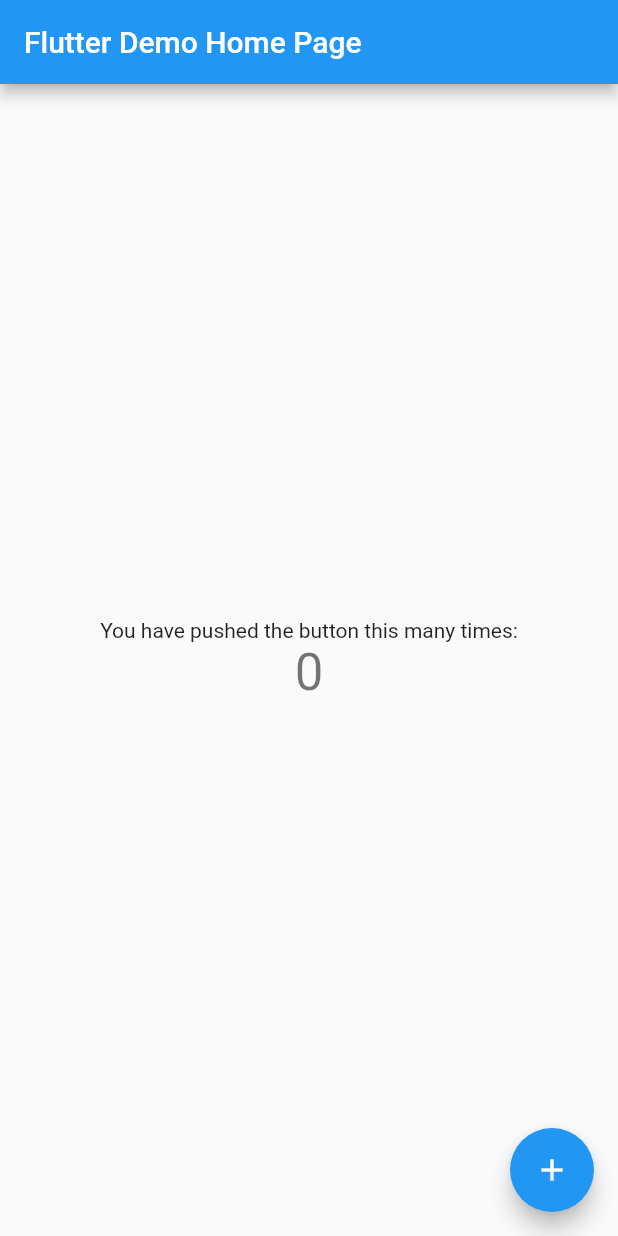
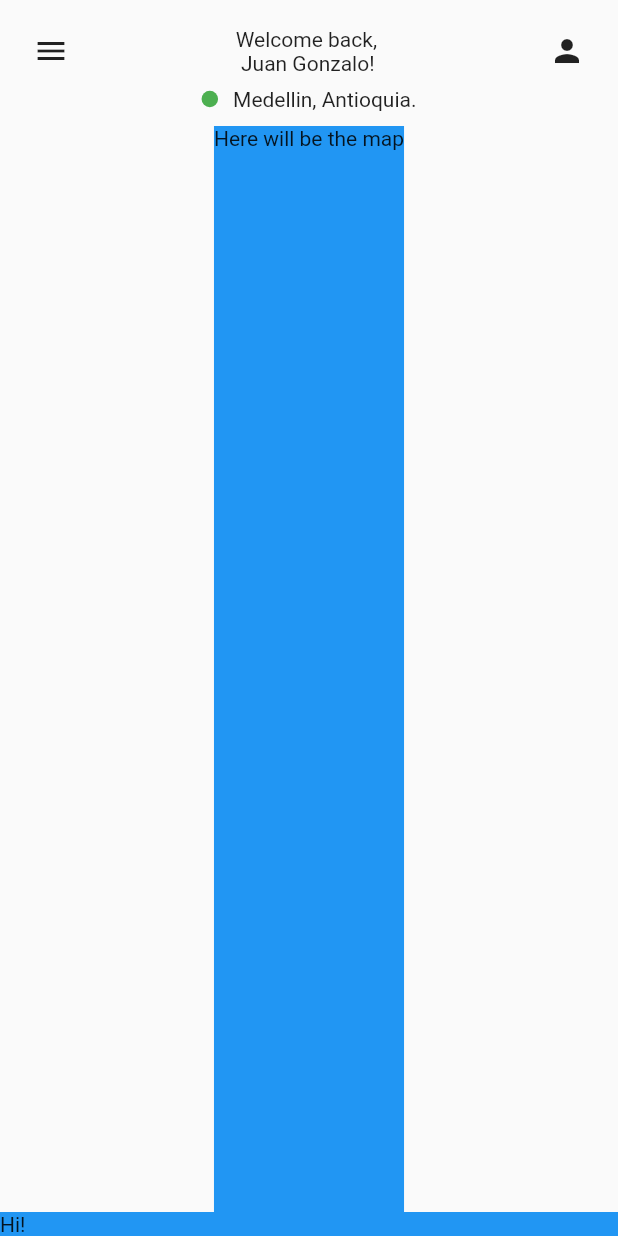
Before and after one commit to JuanGQCadavid/now-project, a Flutter app: the screen it shows after launch, on a phone screen of 412 x 824 dp. Run offline on Flutter 3.47's test engine with Material 2 defaults, Android fonts, the light colour scheme and no system bars; our stand-ins replace dartz, flutter_map, flutter_riverpod, freezed_annotation, geolocator, latlong2.

Commit message:
Starting app imp in flutter, header done, missing map and bottom navigator

```diff
--- a/front/now_v8/lib/main.dart
+++ b/front/now_v8/lib/main.dart
@@ -1,5 +1,6 @@
 import 'package:flutter/material.dart';
 import 'package:flutter_riverpod/flutter_riverpod.dart';
+import 'package:now_v8/src/features/general_view/views/generalView.dart';
 
 void main() {
   runApp(
@@ -19,7 +20,7 @@
       theme: ThemeData(
         primarySwatch: Colors.blue,
       ),
-      home: const MyHomePage(title: 'Flutter Demo Home Page'),
+      home: const GeneralViewFeature()//MyHomePage(title: 'Flutter Demo Home Page'),
     );
   }
 }
--- /dev/null
+++ b/front/now_v8/lib/src/features/general_view/views/generalView.dart
@@ -0,0 +1,41 @@
+import 'package:flutter/material.dart';
+import 'package:now_v8/src/features/general_view/views/widgets/header.dart';
+
+class GeneralViewFeature extends StatelessWidget {
+  const GeneralViewFeature({Key? key}) : super(key: key);
+
+  @override
+  Widget build(BuildContext context) {
+    return SafeArea(
+      child: Scaffold(
+        body: GeneralViewBody(),
+        bottomNavigationBar: Container(
+          color: Colors.blue,
+          child: Text("Hi!"),
+        ),
+      ),
+    );
+  }
+}
+
+class GeneralViewBody extends StatelessWidget {
+  const GeneralViewBody({Key? key}) : super(key: key);
+
+  @override
+  Widget build(BuildContext context) {
+    return Column(
+      children: [
+        Container(
+          child: GeneralViewHeader(),
+          margin: const EdgeInsets.all(10),
+        ),
+        Expanded(
+          child: Container(
+            color: Colors.blue,
+            child: Text("Here will be the map"),
+          ),
+        )
+      ],
+    );
+  }
+}
--- /dev/null
+++ b/front/now_v8/lib/src/features/general_view/views/widgets/footbar.dart
@@ -0,0 +1 @@
+import 'package:flutter/material.dart';
--- /dev/null
+++ b/front/now_v8/lib/src/features/general_view/views/widgets/header.dart
@@ -0,0 +1,29 @@
+import 'package:flutter/material.dart';
+import 'package:now_v8/src/features/general_view/views/widgets/locationInfo.dart';
+
+class GeneralViewHeader extends StatelessWidget {
+  final greetingMessage = "Welcome back, \n Juan Gonzalo!";
+
+  const GeneralViewHeader({Key? key}) : super(key: key);
+
+  @override
+  Widget build(BuildContext context) {
+    return Container(
+      child: Column(
+        crossAxisAlignment: CrossAxisAlignment.center,
+        mainAxisSize: MainAxisSize.max,
+        children: [
+          Row(
+            mainAxisAlignment: MainAxisAlignment.spaceBetween,
+            children: [
+              IconButton(onPressed: () {}, icon: Icon(Icons.menu)),
+              Text(greetingMessage),
+              IconButton(onPressed: () {}, icon: Icon(Icons.person))
+            ],
+          ),
+          LocationInfo(),
+        ],
+      ),
+    );
+  }
+}
--- /dev/null
+++ b/front/now_v8/lib/src/features/general_view/views/widgets/locationInfo.dart
@@ -0,0 +1,27 @@
+import 'package:flutter/material.dart';
+
+class LocationInfo extends StatelessWidget {
+  final double size = 11;
+  final Color color = Colors.green;
+  final String locationAddress = "Medellin, Antioquia.";
+
+  const LocationInfo({Key? key}) : super(key: key);
+
+  @override
+  Widget build(BuildContext context) {
+    return Container(
+      child: Row(mainAxisSize: MainAxisSize.min, children: [
+        Container(
+          height: size,
+          width: size,
+          decoration: BoxDecoration(
+              color: color, borderRadius: BorderRadius.circular(100)),
+        ),
+        const SizedBox(
+          width: 10,
+        ),
+        Text(locationAddress)
+      ]),
+    );
+  }
+}
--- /dev/null
+++ b/front/now_v8/lib/src/features/general_view/views/widgets/nowMap.dart
@@ -0,0 +1 @@
+import 'package:flutter/material.dart';
--- /dev/null
+++ b/front/now_v8/lib/src/features/general_view/views/widgets/nowTextCTA.dart
@@ -0,0 +1 @@
+import 'package:flutter/material.dart';
--- /dev/null
+++ b/front/now_v8/lib/src/features/general_view/views/widgets/spotTagWidget.dart
@@ -0,0 +1 @@
+import 'package:flutter/material.dart';
```
Also changed, not shown: 11 other files.
